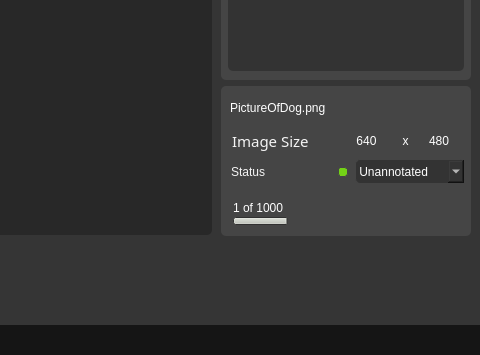
Before: the Qt Designer form yoloAnt.ui in Lachie1011/YoloAnt, drawn with Qt 5; both pictures show x 620 to 1100 and y 472 to 827 of the 1100 by 827 pixel window.
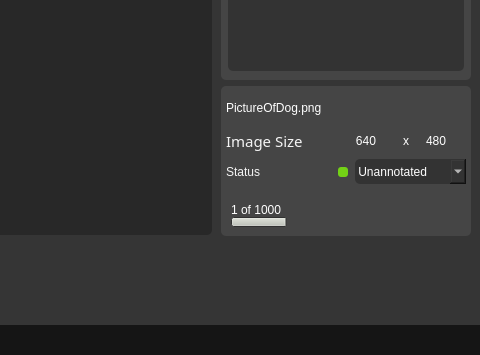
After: the same form once the commit is applied. Icons and pictures are not drawn. Custom widgets are drawn as their Qt base class.

The edit to the form file:
```diff
--- a/yoloAnt.ui
+++ b/yoloAnt.ui
@@ -1501,8 +1501,7 @@
                     <item>
                      <widget class="QLabel" name="imageName">
                       <property name="styleSheet">
-                       <string notr="true">border : 1px solid #454545;
-font: 75 bold 12pt &quot;Gotham Rounded&quot;;</string>
+                       <string notr="true">font: 75 bold 12pt &quot;Gotham Rounded&quot;;</string>
                       </property>
                       <property name="text">
                        <string>PictureOfDog.png</string>
@@ -1540,7 +1539,7 @@
                     </size>
                    </property>
                    <property name="styleSheet">
-                    <string notr="true">border : 1px solid #454545</string>
+                    <string notr="true"/>
                    </property>
                    <property name="frameShape">
                     <enum>QFrame::StyledPanel</enum>
@@ -1673,7 +1672,7 @@
                     </size>
                    </property>
                    <property name="styleSheet">
-                    <string notr="true">border : 1px solid #454545</string>
+                    <string notr="true"/>
                    </property>
                    <property name="frameShape">
                     <enum>QFrame::StyledPanel</enum>
@@ -1793,7 +1792,7 @@
                     </size>
                    </property>
                    <property name="styleSheet">
-                    <string notr="true">border : 1px solid #454545</string>
+                    <string notr="true"/>
                    </property>
                    <property name="frameShape">
                     <enum>QFrame::StyledPanel</enum>
```
Left out of the diff: 11 changed lines with no effect on the pictures.
